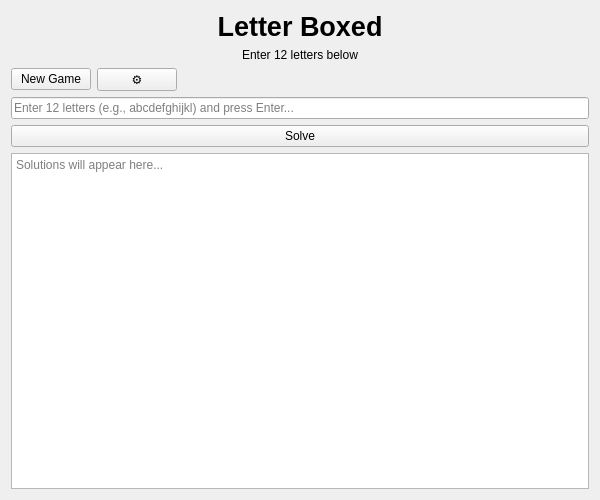
Old version of the form src/gui/LetterBoxedWidget.ui in the repository satsinush/word-games.
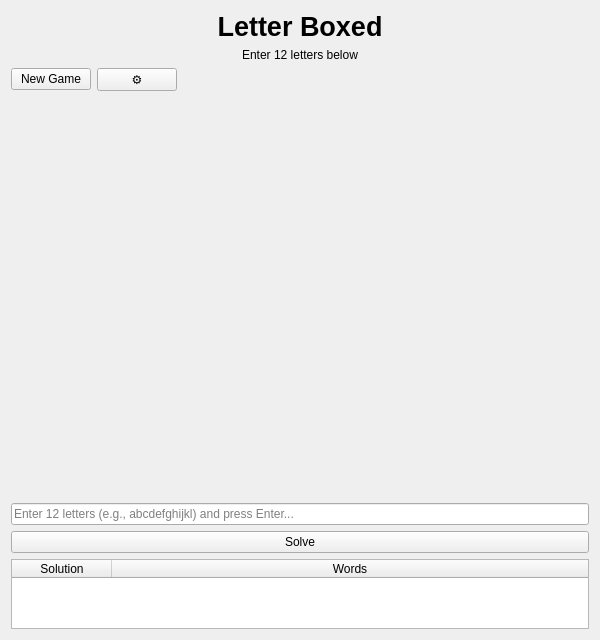
New version of the form.

The edit to the form file:
```diff
--- a/src/gui/LetterBoxedWidget.ui
+++ b/src/gui/LetterBoxedWidget.ui
@@ -72,6 +72,52 @@
      </item>
     </layout>
    </item>
+   <item>
+    <layout class="QHBoxLayout" name="letterBoxLayout">
+     <item>
+      <spacer name="boxLeftSpacer">
+       <property name="orientation">
+        <enum>Qt::Horizontal</enum>
+       </property>
+       <property name="sizeHint" stdset="0">
+        <size>
+         <width>40</width>
+         <height>20</height>
+        </size>
+       </property>
+      </spacer>
+     </item>
+     <item>
+      <widget class="QWidget" name="letterBoxContainer" native="true">
+       <property name="sizePolicy">
+        <sizepolicy hsizetype="Fixed" vsizetype="Fixed">
+         <horstretch>0</horstretch>
+         <verstretch>0</verstretch>
+        </sizepolicy>
+       </property>
+       <property name="minimumSize">
+        <size>
+         <width>380</width>
+         <height>400</height>
+        </size>
+       </property>
+      </widget>
+     </item>
+     <item>
+      <spacer name="boxRightSpacer">
+       <property name="orientation">
+        <enum>Qt::Horizontal</enum>
+       </property>
+       <property name="sizeHint" stdset="0">
+        <size>
+         <width>40</width>
+         <height>20</height>
+        </size>
+       </property>
+      </spacer>
+     </item>
+    </layout>
+   </item>
    <item>
     <widget class="QLineEdit" name="inputField">
      <property name="placeholderText">
@@ -87,13 +133,32 @@
     </widget>
    </item>
    <item>
-    <widget class="QTextEdit" name="outputArea">
-     <property name="readOnly">
+    <widget class="QTableWidget" name="resultsTable">
+     <property name="editTriggers">
+      <set>QAbstractItemView::NoEditTriggers</set>
+     </property>
+     <property name="alternatingRowColors">
+      <bool>false</bool>
+     </property>
+     <property name="selectionMode">
+      <enum>QAbstractItemView::NoSelection</enum>
+     </property>
+     <property name="selectionBehavior">
+      <enum>QAbstractItemView::SelectRows</enum>
+     </property>
+     <attribute name="horizontalHeaderStretchLastSection">
       <bool>true</bool>
-     </property>
-     <property name="placeholderText">
-      <string>Solutions will appear here...</string>
-     </property>
+     </attribute>
+     <column>
+      <property name="text">
+       <string>Solution</string>
+      </property>
+     </column>
+     <column>
+      <property name="text">
+       <string>Words</string>
+      </property>
+     </column>
     </widget>
    </item>
   </layout>
```
